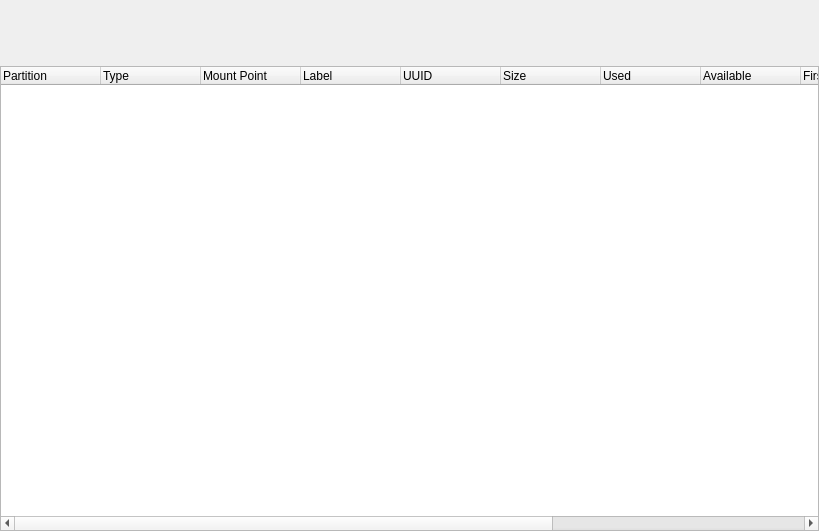
Old version of the form src/gui/partitionmanagerwidgetbase.ui in the repository KDE/partitionmanager.
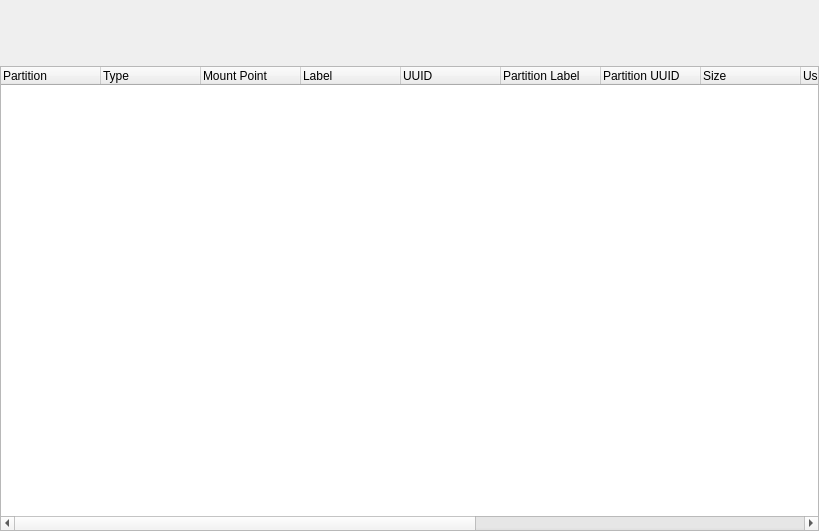
New version of the form. Custom widgets are drawn as their Qt base class.

Commit message: Add support for displaying partition labels/uuid.

```diff
--- a/src/gui/partitionmanagerwidgetbase.ui
+++ b/src/gui/partitionmanagerwidgetbase.ui
@@ -90,6 +90,16 @@
        <string>UUID</string>
       </property>
      </column>
+     <column>
+      <property name="text">
+       <string>Partition Label</string>
+      </property>
+     </column>
+     <column>
+      <property name="text">
+       <string>Partition UUID</string>
+      </property>
+     </column>
      <column>
       <property name="text">
        <string>Size</string>
```
The commit also changes 2 other files.
